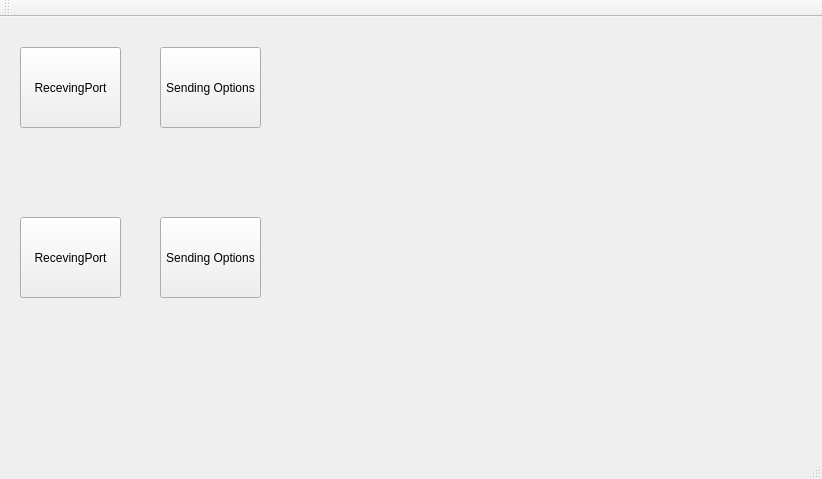
MickeyGT/Tallinn-EEG-Project, file Signalifier/Signalifier/Signalifier.ui: the form before one commit.
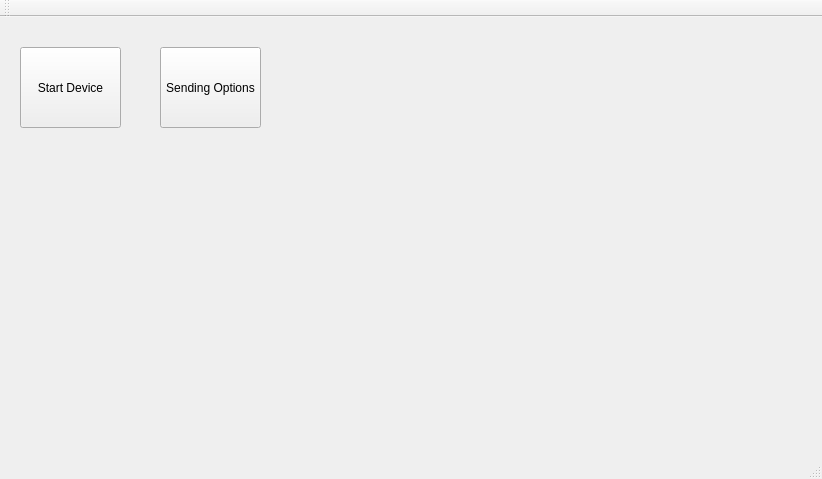
The form after the commit. Custom widgets are drawn as their Qt base class.

Diff of the .ui file:
```diff
--- a/Signalifier/Signalifier/Signalifier.ui
+++ b/Signalifier/Signalifier/Signalifier.ui
@@ -37,19 +37,6 @@
      </rect>
     </property>
    </widget>
-   <widget class="QPushButton" name="button3">
-    <property name="geometry">
-     <rect>
-      <x>20</x>
-      <y>200</y>
-      <width>101</width>
-      <height>81</height>
-     </rect>
-    </property>
-    <property name="text">
-     <string>RecevingPort</string>
-    </property>
-   </widget>
    <widget class="QPushButton" name="button1">
     <property name="geometry">
      <rect>
@@ -60,30 +47,7 @@
      </rect>
     </property>
     <property name="text">
-     <string>RecevingPort</string>
-    </property>
-   </widget>
-   <widget class="QPushButton" name="button4">
-    <property name="geometry">
-     <rect>
-      <x>160</x>
-      <y>200</y>
-      <width>101</width>
-      <height>81</height>
-     </rect>
-    </property>
-    <property name="text">
-     <string>Sending Options</string>
-    </property>
-   </widget>
-   <widget class="QCustomPlot" name="bitalinoDevice2" native="true">
-    <property name="geometry">
-     <rect>
-      <x>300</x>
-      <y>170</y>
-      <width>451</width>
-      <height>141</height>
-     </rect>
+     <string>Start Device</string>
     </property>
    </widget>
   </widget>
```
